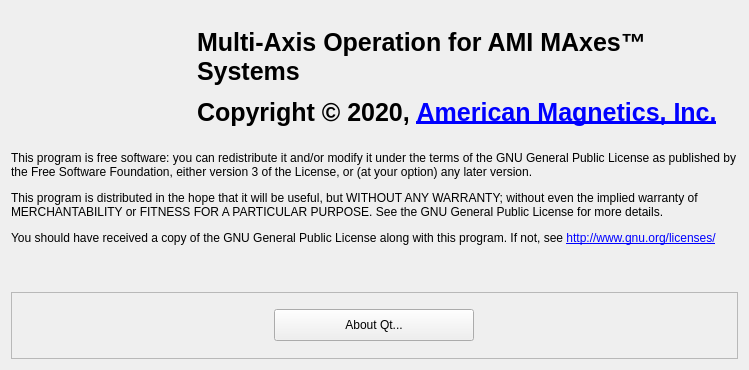
Old version of the form macOS-UI/aboutdialog.ui in the repository American-Magnetics-Inc/multi-axis-operation.
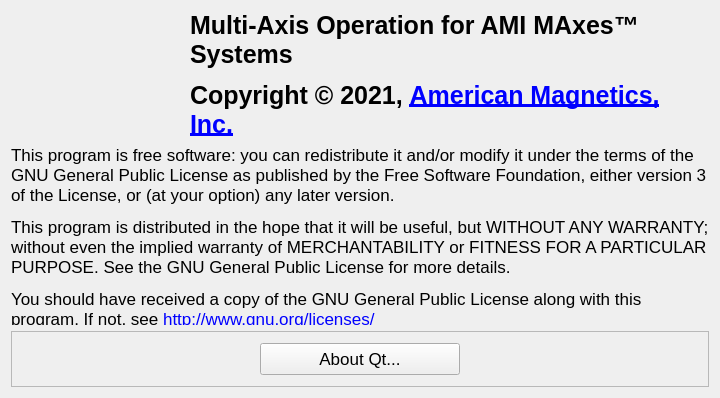
New version of the form. Icons and pictures are not drawn.

What changed in the file:
```diff
--- a/macOS-UI/aboutdialog.ui
+++ b/macOS-UI/aboutdialog.ui
@@ -9,14 +9,14 @@
    <rect>
     <x>0</x>
     <y>0</y>
-    <width>749</width>
-    <height>370</height>
+    <width>720</width>
+    <height>398</height>
    </rect>
   </property>
   <property name="font">
    <font>
     <family>Segoe UI</family>
-    <pointsize>9</pointsize>
+    <pointsize>13</pointsize>
    </font>
   </property>
   <property name="windowTitle">
@@ -58,13 +58,14 @@
      </property>
      <property name="font">
       <font>
+       <family>Segoe UI</family>
        <pointsize>19</pointsize>
        <weight>75</weight>
        <bold>true</bold>
       </font>
      </property>
      <property name="text">
-      <string>&lt;html&gt;&lt;head/&gt;&lt;body&gt;&lt;p&gt;Multi-Axis Operation for AMI MAxes™ Systems&lt;/p&gt;&lt;p&gt;Copyright © 2020, &lt;a href=&quot;http://www.americanmagnetics.com&quot;&gt;&lt;span style=&quot; text-decoration: underline; color:#0000ff;&quot;&gt;American Magnetics, Inc.&lt;/span&gt;&lt;/a&gt;&lt;/p&gt;&lt;/body&gt;&lt;/html&gt;</string>
+      <string>&lt;html&gt;&lt;head/&gt;&lt;body&gt;&lt;p&gt;Multi-Axis Operation for AMI MAxes™ Systems&lt;/p&gt;&lt;p&gt;Copyright © 2021, &lt;a href=&quot;http://www.americanmagnetics.com&quot;&gt;&lt;span style=&quot; text-decoration: underline; color:#0000ff;&quot;&gt;American Magnetics, Inc.&lt;/span&gt;&lt;/a&gt;&lt;/p&gt;&lt;/body&gt;&lt;/html&gt;</string>
      </property>
      <property name="alignment">
       <set>Qt::AlignLeading|Qt::AlignLeft|Qt::AlignVCenter</set>
```
